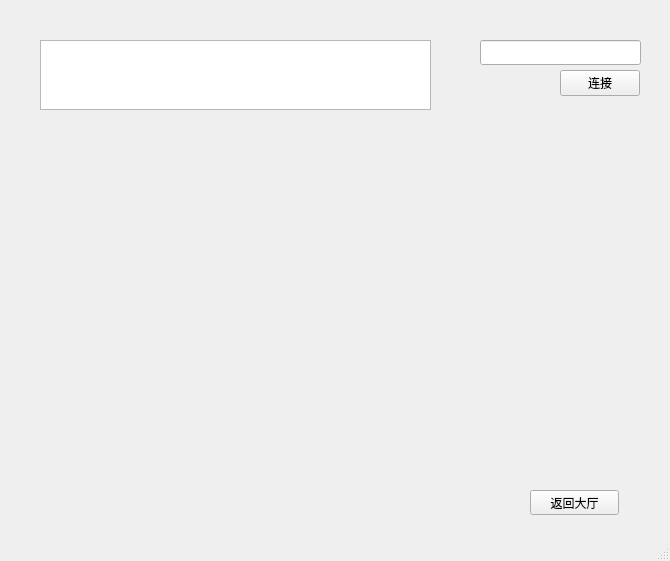
First picture: the form in Client/client.ui, repository max-my/chatroom, before the edit.
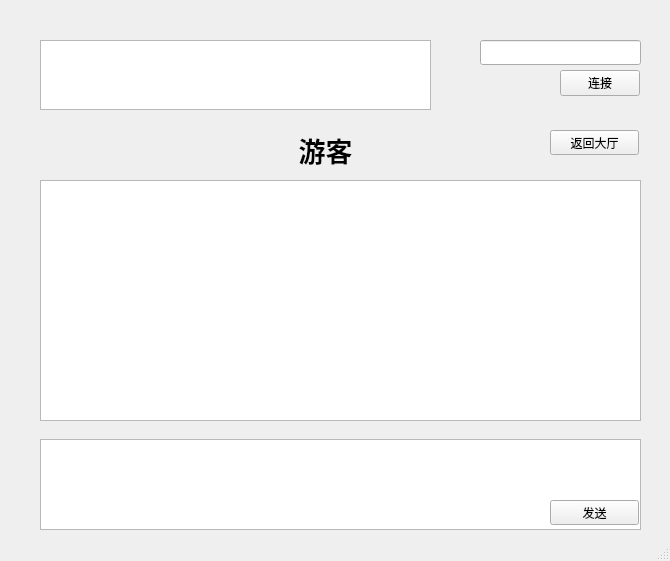
Second picture: the form after the edit. The open tabs and pages were chosen to show the change.

Diff of the .ui file:
```diff
--- a/Client/client.ui
+++ b/Client/client.ui
@@ -113,8 +113,8 @@
      <widget class="QPushButton" name="pbReturn">
       <property name="geometry">
        <rect>
-        <x>530</x>
-        <y>380</y>
+        <x>550</x>
+        <y>20</y>
         <width>89</width>
         <height>25</height>
        </rect>
@@ -123,6 +123,58 @@
        <string>返回大厅</string>
       </property>
      </widget>
+     <widget class="QLabel" name="label_Name">
+      <property name="geometry">
+       <rect>
+        <x>250</x>
+        <y>20</y>
+        <width>151</width>
+        <height>41</height>
+       </rect>
+      </property>
+      <property name="text">
+       <string>&lt;html&gt;&lt;head/&gt;&lt;body&gt;&lt;p align=&quot;center&quot;&gt;&lt;span style=&quot; font-size:20pt; font-weight:600;&quot;&gt;游客&lt;/span&gt;&lt;/p&gt;&lt;/body&gt;&lt;/html&gt;</string>
+      </property>
+      <property name="textFormat">
+       <enum>Qt::RichText</enum>
+      </property>
+     </widget>
+     <widget class="QTextEdit" name="textEdit_log2">
+      <property name="geometry">
+       <rect>
+        <x>40</x>
+        <y>70</y>
+        <width>601</width>
+        <height>241</height>
+       </rect>
+      </property>
+      <property name="readOnly">
+       <bool>true</bool>
+      </property>
+     </widget>
+     <widget class="QTextEdit" name="textEdit_input2">
+      <property name="geometry">
+       <rect>
+        <x>40</x>
+        <y>329</y>
+        <width>601</width>
+        <height>91</height>
+       </rect>
+      </property>
+     </widget>
+     <widget class="QPushButton" name="pbSend2">
+      <property name="geometry">
+       <rect>
+        <x>550</x>
+        <y>390</y>
+        <width>89</width>
+        <height>25</height>
+       </rect>
+      </property>
+      <property name="text">
+       <string>发送</string>
+      </property>
+     </widget>
     </widget>
    </widget>
    <widget class="QPushButton" name="pbConnect">
```
Left out of the diff: 26 changed lines with no effect on the pictures.
